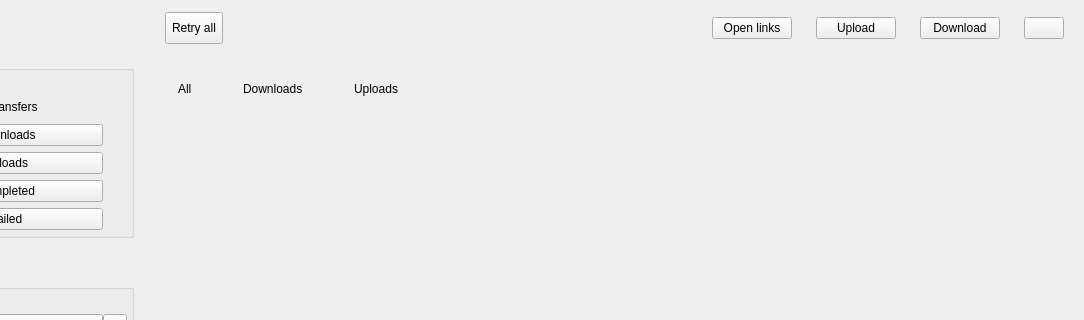
meganz/MEGAsync, file src/MEGASync/transfers/gui/ui/TransferManager.ui: the form before one commit; both pictures show x 116 to 1200 and y 0 to 320 of the 1200 by 720 pixel window.
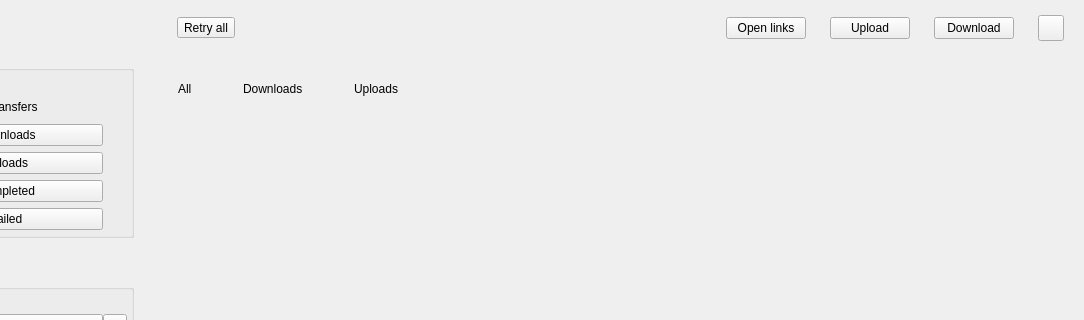
The form after the commit. The open tabs and pages were chosen to show the change. Icons and pictures are not drawn. Custom widgets are drawn as their Qt base class.

The edit to the form file:
```diff
--- a/src/MEGASync/transfers/gui/ui/TransferManager.ui
+++ b/src/MEGASync/transfers/gui/ui/TransferManager.ui
@@ -1870,7 +1870,7 @@
             </property>
             <layout class="QGridLayout" name="currentContentLayout">
              <property name="leftMargin">
-              <number>8</number>
+              <number>20</number>
              </property>
              <property name="topMargin">
               <number>0</number>
@@ -1930,13 +1930,13 @@
                <property name="minimumSize">
                 <size>
                  <width>0</width>
-                 <height>32</height>
+                 <height>0</height>
                 </size>
                </property>
                <property name="maximumSize">
                 <size>
                  <width>16777215</width>
-                 <height>32</height>
+                 <height>16777215</height>
                 </size>
                </property>
                <property name="cursor">
@@ -1997,8 +1997,20 @@
                <string>Open links</string>
               </property>
               <property name="icon">
-               <iconset resource="../../../gui/Resources.qrc">
-                <normaloff>:/images/transfer_manager/toolbar/import_toolbar_ico_default.png</normaloff>:/images/transfer_manager/toolbar/import_toolbar_ico_default.png</iconset>
+               <iconset resource="../../../gui/Resources_common.qrc">
+                <normaloff>:/link_01_small_thin_outline</normaloff>:/link_01_small_thin_outline</iconset>
+              </property>
+              <property name="iconSize">
+               <size>
+                <width>16</width>
+                <height>16</height>
+               </size>
+              </property>
+              <property name="type" stdset="0">
+               <string notr="true">ghost</string>
+              </property>
+              <property name="dimension" stdset="0">
+               <string notr="true">small</string>
               </property>
              </widget>
             </item>
@@ -2032,12 +2044,30 @@
             </item>
             <item>
              <widget class="QPushButton" name="tCogWheel">
+              <property name="maximumSize">
+               <size>
+                <width>26</width>
+                <height>26</height>
+               </size>
+              </property>
               <property name="cursor">
                <cursorShape>PointingHandCursor</cursorShape>
               </property>
               <property name="icon">
-               <iconset resource="../../../gui/Resources.qrc">
-                <normaloff>:/images/transfer_manager/toolbar/preferences_toolbar_ico_default.png</normaloff>:/images/transfer_manager/toolbar/preferences_toolbar_ico_default.png</iconset>
+               <iconset resource="../../../gui/Resources_common.qrc">
+                <normaloff>:/gear_six_small_thin_outline</normaloff>:/gear_six_small_thin_outline</iconset>
+              </property>
+              <property name="iconSize">
+               <size>
+                <width>16</width>
+                <height>16</height>
+               </size>
+              </property>
+              <property name="type" stdset="0">
+               <string notr="true">ghost</string>
+              </property>
+              <property name="dimension" stdset="0">
+               <string notr="true">small</string>
               </property>
              </widget>
             </item>
```
Left out of the diff: 116 changed lines with no effect on the pictures.
